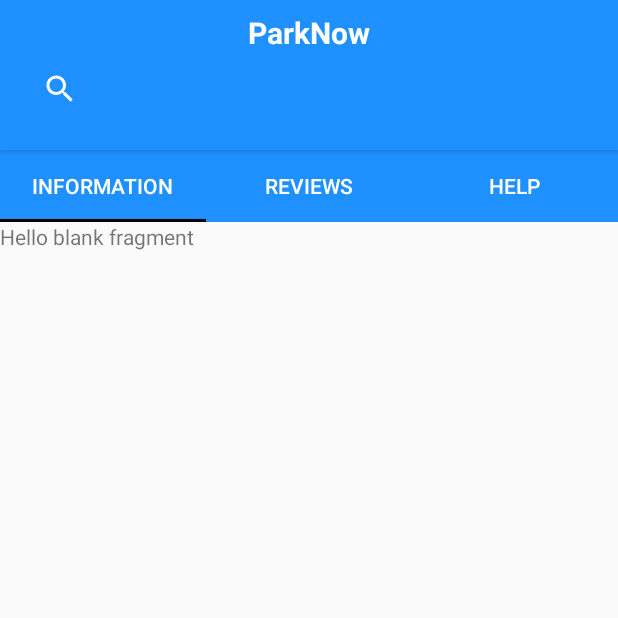
After one commit to vova200020/group9, an Android app: the SearchBooking screen opened directly, with no data from a screen before it, on a phone screen of 412 x 824 dp, the top half of it. The commit adds this screen. Run offline under Robolectric (Android 15) with nearby library versions, the phone set to English and light mode, and no system bars.

Commit message:
tabbed page

```diff
--- a/app/build.gradle
+++ b/app/build.gradle
@@ -23,7 +23,9 @@ dependencies {
     implementation fileTree(dir: 'libs', include: ['*.jar'])
     implementation 'androidx.appcompat:appcompat:1.1.0'
     implementation 'androidx.constraintlayout:constraintlayout:1.1.3'
+    implementation 'androidx.legacy:legacy-support-v4:1.0.0'
     testImplementation 'junit:junit:4.12'
     androidTestImplementation 'androidx.test.ext:junit:1.1.1'
     androidTestImplementation 'androidx.test.espresso:espresso-core:3.2.0'
+    implementation 'com.google.android.material:material:1.0.0'
 }
--- a/app/src/main/AndroidManifest.xml
+++ b/app/src/main/AndroidManifest.xml
@@ -16,6 +16,12 @@
                 <category android:name="android.intent.category.LAUNCHER" />
             </intent-filter>
         </activity>
+        <activity android:name=".SearchBooking">
+            <intent-filter>
+                <action android:name="android.intent.action.SearchBooking"/>
+            </intent-filter>
+        </activity>
+
     </application>
 
 </manifest>
--- /dev/null
+++ b/app/src/main/java/com/example/parknow/PageAdapter.java
@@ -0,0 +1,40 @@
+package com.example.parknow;
+
+import androidx.annotation.NonNull;
+import androidx.fragment.app.Fragment;
+import androidx.fragment.app.FragmentManager;
+import androidx.fragment.app.FragmentPagerAdapter;
+
+public class PageAdapter extends FragmentPagerAdapter {
+
+    private int numOfTabs;
+
+    public PageAdapter(FragmentManager fm, int numOfTabs) {
+        super(fm);
+        this.numOfTabs = numOfTabs;
+    }
+
+    @Override
+    public Fragment getItem(int position) {
+        switch(position){
+            case 0:
+                return new info();
+            case 1:
+                return new reviews();
+            case 2:
+                return new help();
+            default:
+                return null;
+        }
+    }
+
+    @Override
+    public int getCount() {
+        return numOfTabs;
+    }
+
+    @Override
+    public int getItemPosition(@NonNull Object object) {
+        return POSITION_NONE;
+    }
+}
--- /dev/null
+++ b/app/src/main/java/com/example/parknow/SearchBooking.java
@@ -0,0 +1,64 @@
+package com.example.parknow;
+
+import androidx.appcompat.app.ActionBar;
+import androidx.appcompat.app.AppCompatActivity;
+import androidx.viewpager.widget.PagerAdapter;
+import androidx.viewpager.widget.ViewPager;
+
+import android.os.Bundle;
+
+import com.google.android.material.tabs.TabItem;
+import com.google.android.material.tabs.TabLayout;
+
+public class SearchBooking extends AppCompatActivity {
+    private TabLayout tabLayout;
+    private ViewPager viewPager;
+    private TabItem info, reviews, help;
+    public PagerAdapter pagerAdapter;
+    @Override
+    protected void onCreate(Bundle savedInstanceState) {
+        super.onCreate(savedInstanceState);
+        setContentView(R.layout.reserve_parking);
+
+        getSupportActionBar().setDisplayOptions(ActionBar.DISPLAY_SHOW_CUSTOM);
+        getSupportActionBar().setCustomView(R.layout.txt_layout);
+
+        tabLayout = (TabLayout) findViewById(R.id.tabLayout);
+        info = (TabItem) findViewById(R.id.info);
+        reviews = (TabItem) findViewById(R.id.reviews);
+        help = (TabItem) findViewById(R.id.help);
+        viewPager = findViewById(R.id.viewpager);
+
+        pagerAdapter = new PageAdapter(getSupportFragmentManager(),tabLayout.getTabCount());
+        viewPager.setAdapter(pagerAdapter);
+
+        tabLayout.setOnTabSelectedListener(new TabLayout.OnTabSelectedListener() {
+            @Override
+            public void onTabSelected(TabLayout.Tab tab) {
+                viewPager.setCurrentItem(tab.getPosition());
+                if(tab.getPosition()==0){
+                    pagerAdapter.notifyDataSetChanged();
+                }
+                else if(tab.getPosition()==1){
+                    pagerAdapter.notifyDataSetChanged();
+                }
+                else if(tab.getPosition()==2){
+                    pagerAdapter.notifyDataSetChanged();
+                }
+            }
+
+            @Override
+            public void onTabUnselected(TabLayout.Tab tab) {
+
+            }
+
+            @Override
+            public void onTabReselected(TabLayout.Tab tab) {
+
+            }
+        });
+
+        viewPager.addOnPageChangeListener(new TabLayout.TabLayoutOnPageChangeListener(tabLayout));
+    }
+
+}
--- /dev/null
+++ b/app/src/main/java/com/example/parknow/info.java
@@ -0,0 +1,31 @@
+package com.example.parknow;
+
+
+import android.os.Bundle;
+
+import androidx.fragment.app.Fragment;
+
+import android.view.LayoutInflater;
+import android.view.View;
+import android.view.ViewGroup;
+
+
+/**
+ * A simple {@link Fragment} subclass.
+ */
+public class info extends Fragment {
+
+
+    public info() {
+        // Required empty public constructor
+    }
+
+
+    @Override
+    public View onCreateView(LayoutInflater inflater, ViewGroup container,
+                             Bundle savedInstanceState) {
+        // Inflate the layout for this fragment
+        return inflater.inflate(R.layout.fragment_info, container, false);
+    }
+
+}
--- /dev/null
+++ b/app/src/main/java/com/example/parknow/reviews.java
@@ -0,0 +1,31 @@
+package com.example.parknow;
+
+
+import android.os.Bundle;
+
+import androidx.fragment.app.Fragment;
+
+import android.view.LayoutInflater;
+import android.view.View;
+import android.view.ViewGroup;
+
+
+/**
+ * A simple {@link Fragment} subclass.
+ */
+public class reviews extends Fragment {
+
+
+    public reviews() {
+        // Required empty public constructor
+    }
+
+
+    @Override
+    public View onCreateView(LayoutInflater inflater, ViewGroup container,
+                             Bundle savedInstanceState) {
+        // Inflate the layout for this fragment
+        return inflater.inflate(R.layout.fragment_reviews, container, false);
+    }
+
+}
--- a/app/src/main/res/layout/activity_main.xml
+++ b/app/src/main/res/layout/activity_main.xml
@@ -1,6 +1,6 @@
 <?xml version="1.0" encoding="utf-8"?>
-<RelativeLayout xmlns:android="http://schemas.android.com/apk/res/android"
-    xmlns:app="http://schemas.android.com/apk/res-auto"
+<RelativeLayout
+    xmlns:android="http://schemas.android.com/apk/res/android"
     xmlns:tools="http://schemas.android.com/tools"
     android:layout_width="match_parent"
     android:layout_height="match_parent"
--- /dev/null
+++ b/app/src/main/res/layout/fragment_info.xml
@@ -0,0 +1,14 @@
+<?xml version="1.0" encoding="utf-8"?>
+<FrameLayout xmlns:android="http://schemas.android.com/apk/res/android"
+    xmlns:tools="http://schemas.android.com/tools"
+    android:layout_width="match_parent"
+    android:layout_height="match_parent"
+    tools:context=".info">
+
+    <!-- TODO: Update blank fragment layout -->
+    <TextView
+        android:layout_width="match_parent"
+        android:layout_height="match_parent"
+        android:text="@string/hello_blank_fragment" />
+
+</FrameLayout>
--- /dev/null
+++ b/app/src/main/res/layout/reserve_parking.xml
@@ -0,0 +1,46 @@
+<?xml version="1.0" encoding="utf-8"?>
+<LinearLayout
+    xmlns:android="http://schemas.android.com/apk/res/android"
+    xmlns:tools="http://schemas.android.com/tools"
+    xmlns:app="http://schemas.android.com/apk/res-auto"
+    android:orientation="vertical"
+    android:layout_width="match_parent"
+    android:layout_height="match_parent"
+    tools:context=".MainActivity">
+
+    <com.google.android.material.tabs.TabLayout
+        android:id="@+id/tabLayout"
+        android:layout_width="match_parent"
+        android:layout_height="wrap_content"
+        android:background="@color/colorPrimary"
+        app:tabTextColor="#FFFFFF">
+
+        <com.google.android.material.tabs.TabItem
+            android:layout_width="wrap_content"
+            android:layout_height="wrap_content"
+            android:id="@+id/info"
+            android:text="@string/info"/>
+        <com.google.android.material.tabs.TabItem
+            android:layout_width="wrap_content"
+            android:layout_height="wrap_content"
+            android:id="@+id/reviews"
+            android:text="@string/reviews"/>
+        <com.google.android.material.tabs.TabItem
+            android:layout_width="wrap_content"
+            android:layout_height="wrap_content"
+            android:id="@+id/help"
+            android:text="@string/help"/>
+
+    </com.google.android.material.tabs.TabLayout>
+
+    <androidx.viewpager.widget.ViewPager
+        android:id="@+id/viewpager"
+        android:layout_width="match_parent"
+        android:layout_height="match_parent"/>
+
+
+
+
+
+
+</LinearLayout>
--- a/app/src/main/res/values/strings.xml
+++ b/app/src/main/res/values/strings.xml
@@ -3,6 +3,12 @@
     <string name="search_button">Search Here</string>
     <string name="arrival_button">Arrival</string>
     <string name="leaving_button">Leaving</string>
+    <string name="info">Information</string>
+    <string name="reviews">Reviews</string>
+    <string name="help">Help</string>
+
+    <!-- TODO: Remove or change this placeholder text -->
+    <string name="hello_blank_fragment">Hello blank fragment</string>
 
 
 </resources>
--- a/build.gradle
+++ b/build.gradle
@@ -7,7 +7,7 @@ buildscript {
 
     }
     dependencies {
-        classpath 'com.android.tools.build:gradle:3.5.1'
+        classpath 'com.android.tools.build:gradle:3.5.3'
 
         // NOTE: Do not place your application dependencies here; they belong
         // in the individual module build.gradle files
```
Also changed, not shown: app/src/main/java/com/example/parknow/MainActivity.java (+24 -1 lines), app/src/main/java/com/example/parknow/help.java (added, +31 -0 lines), app/src/main/res/layout/booking_date_time.xml (+34 -13 lines), app/src/main/res/layout/fragment_help.xml (added, +14 -0 lines), app/src/main/res/layout/fragment_reviews.xml (added, +14 -0 lines).
